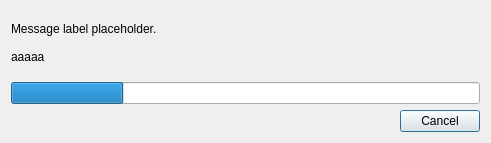
First picture: the form in launcher/dialogs/MSALoginDialog.ui, repository FreesmTeam/FreesmLauncher, before the edit.
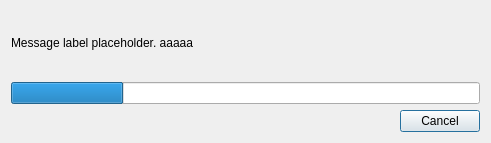
Second picture: the form after the edit.

Commit message: NOISSUE Markdown is not available in Qt 5.4 ... who would have thought?

Patch:
```diff
--- a/launcher/dialogs/MSALoginDialog.ui
+++ b/launcher/dialogs/MSALoginDialog.ui
@@ -28,7 +28,7 @@
 aaaaa</string>
      </property>
      <property name="textFormat">
-      <enum>Qt::MarkdownText</enum>
+      <enum>Qt::RichText</enum>
      </property>
      <property name="textInteractionFlags">
       <set>Qt::LinksAccessibleByKeyboard|Qt::LinksAccessibleByMouse|Qt::TextBrowserInteraction|Qt::TextSelectableByKeyboard|Qt::TextSelectableByMouse</set>
```
The commit also changes 2 other files.
